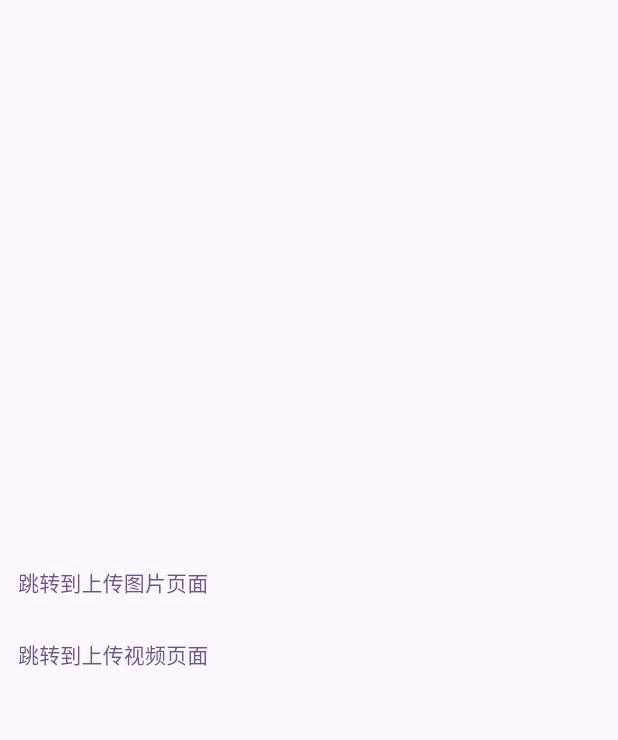
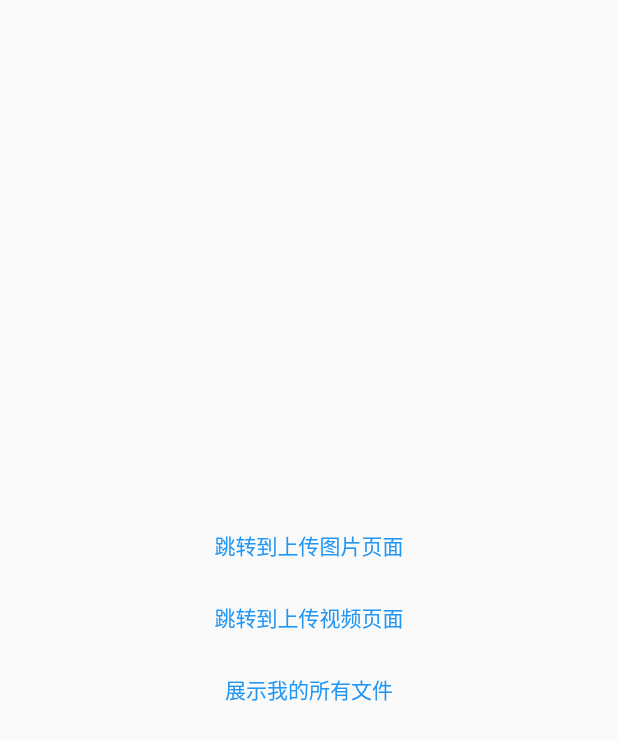
Before and after one commit to Sherlocksuper/cos-test, a Flutter app: the screen it shows after launch, on a phone screen of 412 x 824 dp. Shown: the top 740 px of the screen. Run offline on Flutter 3.47's test engine with Material 2 defaults, Android fonts, the phone set to English and light mode, and no system bars; our stand-ins replace get, image_picker, video_player; missing offline and left inert: tencentcloud_cos_sdk_plugin.

Commit message:
no message

```diff
--- a/lib/photo_test/logic.dart
+++ b/lib/1photo_test/logic.dart
@@ -8,7 +8,7 @@ import 'state.dart';
 class PhotoTestLogic extends GetxController {
   final PhotoTestState state = PhotoTestState();
 
-  final cosLogic = Get.put(CosController());
+  final cosLogic = Get.find<CosController>();
 
   Future<void> choseImage() async {
     final ImagePicker picker = ImagePicker();
--- a/lib/video_test/logic.dart
+++ b/lib/2video_test/logic.dart
@@ -9,7 +9,8 @@ import 'state.dart';
 
 class VideoTestLogic extends GetxController {
   final VideoTestState state = VideoTestState();
-  final cos = Get.put(CosController());
+
+  final cos = Get.find<CosController>();
 
   Future<void> choseVideo() async {
     ImagePicker picker = ImagePicker();
--- a/lib/main.dart
+++ b/lib/main.dart
@@ -1,8 +1,8 @@
-import 'package:costest/photo_test/logic.dart';
-import 'package:costest/photo_test/view.dart';
-import 'package:costest/video_test/view.dart';
+import 'package:costest/show_total/view.dart';
 import 'package:flutter/material.dart';
 import 'package:get/get.dart';
+import '1photo_test/view.dart';
+import '2video_test/view.dart';
 import 'Cos/Cos.dart';
 
 void main() {
@@ -12,30 +12,26 @@ void main() {
 class MyApp extends StatelessWidget {
   const MyApp({super.key});
 
-  void initState() {}
-
   @override
   Widget build(BuildContext context) {
-    initState();
     return GetMaterialApp(
       title: 'Flutter Demo',
       debugShowCheckedModeBanner: false,
-      theme: ThemeData(
-        colorScheme: ColorScheme.fromSeed(seedColor: Colors.deepPurple),
-        useMaterial3: true,
-      ),
-      home: const MyHomePage(),
+      home: MyHomePage(),
     );
   }
 }
 
 class MyHomePage extends StatelessWidget {
-  const MyHomePage({super.key});
+  MyHomePage({super.key});
+
+  final test = Get.put(CosController());
 
   @override
   Widget build(BuildContext context) {
     return Scaffold(
-      body: Column(
+      body: Center(
+        child: Column(
           //按钮，点击后跳转到 PhotoTestPage
           crossAxisAlignment: CrossAxisAlignment.center,
           mainAxisAlignment: MainAxisAlignment.center,
@@ -44,16 +40,23 @@ class MyHomePage extends StatelessWidget {
               onPressed: () {
                 Get.to(() => PhotoTestPage());
               },
-            child: Text("跳转到上传图片页面"),
+              child: const Text("跳转到上传图片页面"),
             ),
             //上传视频
             TextButton(
               onPressed: () {
                 Get.to(() => VideoTestPage());
               },
-            child: Text("跳转到上传视频页面"),
+              child: const Text("跳转到上传视频页面"),
+            ),
+            TextButton(
+              onPressed: () {
+                Get.to(() => Show_totalPage());
+              },
+              child: const Text("展示我的所有文件"),
             ),
           ],
+        ),
       ),
     );
   }
```
Also changed, not shown: lib/Cos/Cos.dart (+30 -7 lines), lib/show_total/logic.dart (added, +15 -0 lines), lib/show_total/state.dart (added, +9 -0 lines), lib/show_total/view.dart (added, +60 -0 lines), lib/1photo_test/state.dart (renamed from lib/photo_test/state.dart), lib/1photo_test/view.dart (renamed from lib/photo_test/view.dart), lib/2video_test/state.dart (renamed from lib/video_test/state.dart), lib/2video_test/view.dart (renamed from lib/video_test/view.dart). Lines whose indentation alone changed are shown as unchanged.
